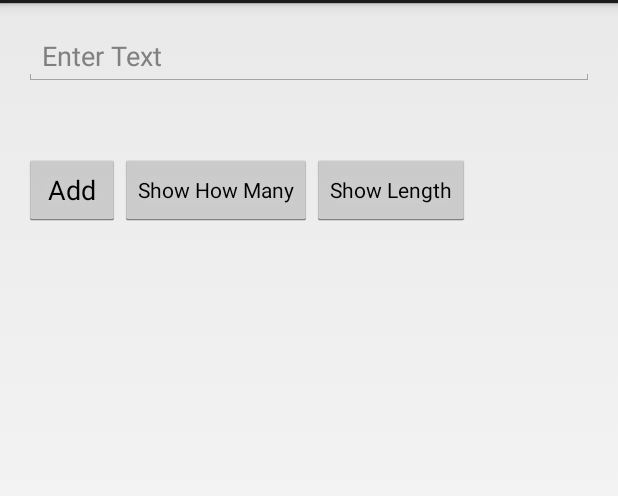
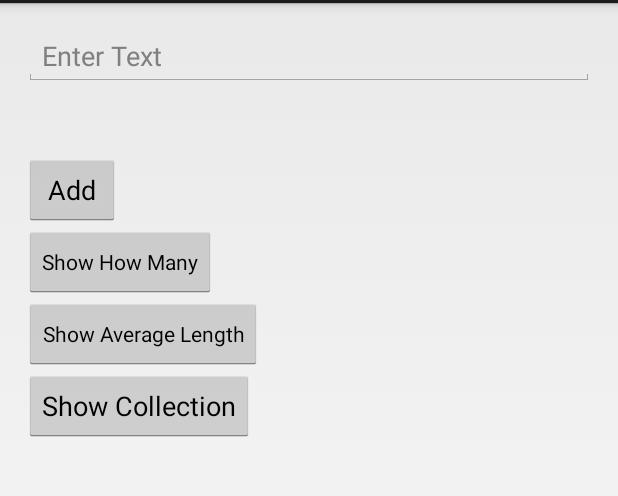
Before and after one commit to b79789/Java-1, an Android app: the screen it shows after launch (MyActivity), on a phone screen of 412 x 824 dp, the part 69-565 px from its top. Run offline under Robolectric (Android 15) with nearby library versions, the light colour scheme and no system bars.

Commit message:
Updated Code for turn-in
Added code comments and cleaned up code for turn in

```diff
--- a/Java1Project1/app/src/main/res/layout/activity_my.xml
+++ b/Java1Project1/app/src/main/res/layout/activity_my.xml
@@ -37,9 +37,11 @@
         android:text="@string/Show"
         android:id="@+id/button"
         android:layout_toEndOf="@+id/myButton"
+        android:layout_toRightOf="@+id/myButton"
         android:onClick="onButtonClick2"
-        android:layout_alignTop="@+id/myButton"
-        android:layout_centerHorizontal="true" />
+        android:layout_below="@+id/myButton"
+        android:layout_alignParentLeft="true"
+        android:layout_alignParentStart="true" />
 
     <Button
         style="?android:attr/buttonStyleSmall"
@@ -48,9 +50,21 @@
         android:layout_height="wrap_content"
         android:id="@+id/ShowButton2"
         android:onClick="mathFunction"
-        android:layout_alignTop="@+id/button"
+        android:layout_toEndOf="@+id/button"
         android:layout_toRightOf="@+id/button"
-        android:layout_toEndOf="@+id/button" />
+        android:layout_below="@+id/button"
+        android:layout_alignParentLeft="true"
+        android:layout_alignParentStart="true" />
+
+    <Button
+        android:layout_width="wrap_content"
+        android:layout_height="wrap_content"
+        android:text="@string/ShowCollection"
+        android:id="@+id/button2"
+        android:onClick="onButtonClick3"
+        android:layout_below="@+id/ShowButton2"
+        android:layout_alignParentLeft="true"
+        android:layout_alignParentStart="true" />
 
 
 </RelativeLayout>
--- a/Java1Project1/app/src/main/res/values/strings.xml
+++ b/Java1Project1/app/src/main/res/values/strings.xml
@@ -10,6 +10,7 @@
     <string name="Show">Show How Many</string>
     <string name="Avg">Average Length:</string>
     <string name="NumEntry">Number of Entries:</string>
-    <string name="Show2">Show Length</string>
+    <string name="Show2">Show Average Length</string>
+    <string name="ShowCollection">Show Collection</string>
 
 </resources>
```
Also changed, not shown: Java1Project1/app/src/main/java/com/brianstacks/java1project1/MyActivity.java (+66 -28 lines).
